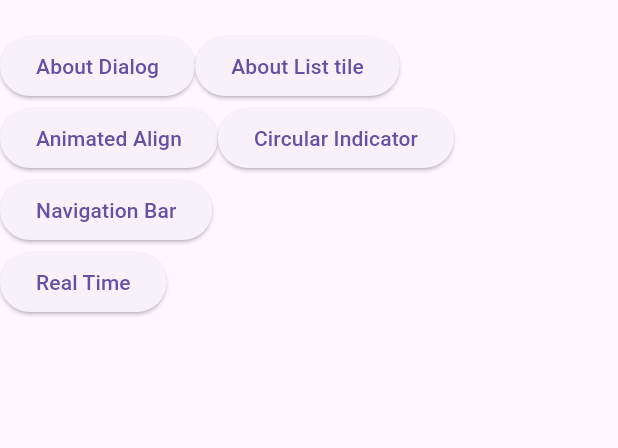
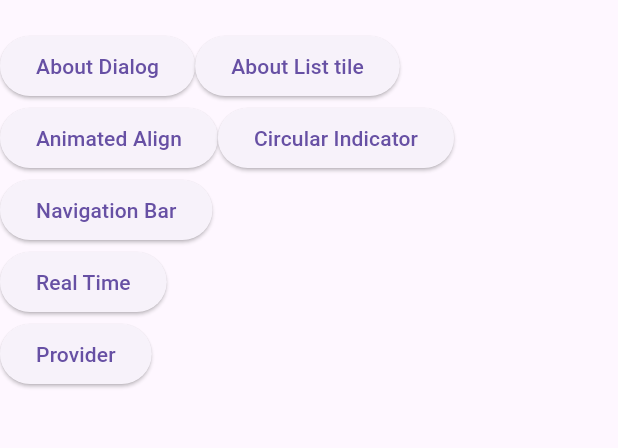
Before and after one commit to NaVindu0315/Flutter-Widgets, a Flutter app: the screen it shows after launch, on a phone screen of 412 x 824 dp, the part 84-532 px from its top. Run offline on Flutter 3.47's test engine with Material 3 defaults, Android fonts, the phone set to English and light mode, and no system bars; our stand-ins replace firebase_core, firebase_database; accounts and stored records are empty.

Commit message:
provider navigation

```diff
--- a/lib/Dashboard.dart
+++ b/lib/Dashboard.dart
@@ -132,6 +132,18 @@ class _DashState extends State<Dash> {
                         child: Text('Real Time')),
                   ],
                 ),
+                Row(
+                  children: [
+                    ElevatedButton(
+                        onPressed: () {
+                          Navigator.push(
+                            context,
+                            MaterialPageRoute(builder: (context) => Realtime()),
+                          );
+                        },
+                        child: Text('Provider')),
+                  ],
+                ),
               ],
             ),
           ),
```
Also changed, not shown: lib/provider/home.dart (added).
